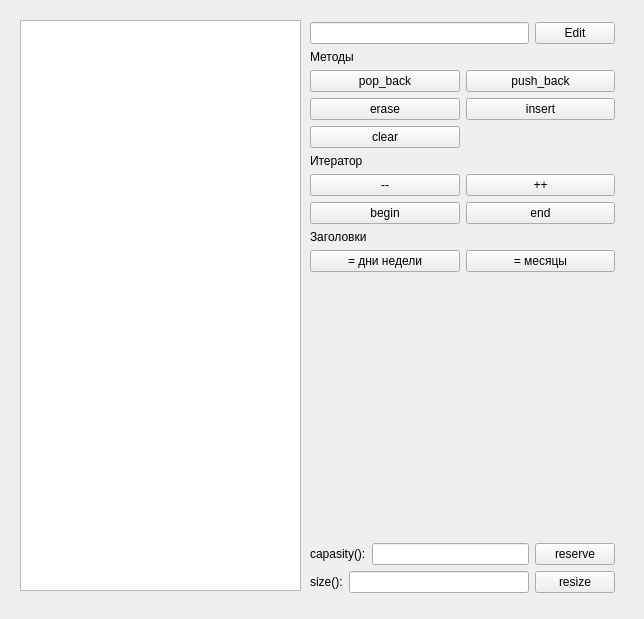
gitVictors/green, file sprint4/Tems20_25lesson7_10/vector-emulator-04/submission/mainwindow.ui: the form before one commit.
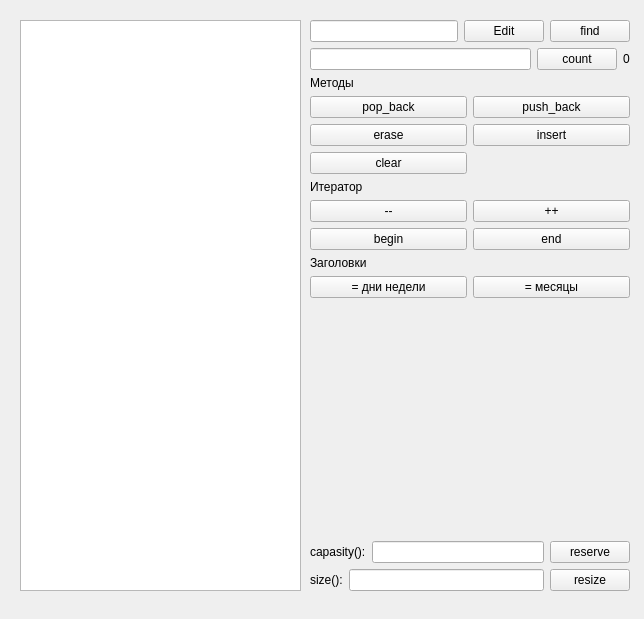
The form after the commit.

Commit message: посик по вектору в gui

The edit to the form file:
```diff
--- a/sprint4/Tems20_25lesson7_10/vector-emulator-04/submission/mainwindow.ui
+++ b/sprint4/Tems20_25lesson7_10/vector-emulator-04/submission/mainwindow.ui
@@ -28,118 +28,148 @@
     <property name="geometry">
      <rect>
       <x>310</x>
-      <y>22</y>
-      <width>305</width>
+      <y>20</y>
+      <width>320</width>
       <height>571</height>
      </rect>
     </property>
     <layout class="QGridLayout" name="gridLayout_3">
-     <item row="0" column="0" colspan="4">
-      <layout class="QGridLayout" name="gridLayout_2">
-       <item row="0" column="1">
+     <item row="0" column="0">
+      <layout class="QGridLayout" name="gridLayout">
+       <item row="7" column="0">
+        <widget class="QPushButton" name="minus_minus">
+         <property name="text">
+          <string>--</string>
+         </property>
+        </widget>
+       </item>
+       <item row="5" column="0">
+        <widget class="QPushButton" name="clear">
+         <property name="text">
+          <string>clear</string>
+         </property>
+        </widget>
+       </item>
+       <item row="0" column="0" colspan="2">
+        <layout class="QHBoxLayout" name="horizontalLayout_2">
+         <item>
+          <widget class="QLineEdit" name="txt_elem_content"/>
+         </item>
+         <item>
         <widget class="QPushButton" name="Button_Edit">
          <property name="text">
           <string>Edit</string>
          </property>
         </widget>
        </item>
-       <item row="0" column="0">
-        <widget class="QLineEdit" name="txt_elem_content"/>
+         <item>
+          <widget class="QPushButton" name="pushButton">
+           <property name="text">
+            <string>find</string>
+           </property>
+          </widget>
+         </item>
+        </layout>
+       </item>
+       <item row="10" column="0">
+        <widget class="QPushButton" name="days">
+         <property name="text">
+          <string>= дни недели</string>
+         </property>
+        </widget>
+       </item>
+       <item row="6" column="0">
+        <widget class="QLabel" name="label_4">
+         <property name="text">
+          <string>Итератор</string>
+         </property>
+        </widget>
+       </item>
+       <item row="9" column="0">
+        <widget class="QLabel" name="label_2">
+         <property name="text">
+          <string>Заголовки</string>
+         </property>
+        </widget>
        </item>
        <item row="1" column="0" colspan="2">
-        <layout class="QGridLayout" name="gridLayout">
-         <item row="0" column="0">
-          <widget class="QLabel" name="label">
+        <layout class="QHBoxLayout" name="horizontalLayout">
+         <item>
+          <widget class="QLineEdit" name="txt_elem_count"/>
+         </item>
+         <item>
+          <widget class="QPushButton" name="count">
            <property name="text">
-            <string>Методы</string>
+            <string>count</string>
            </property>
           </widget>
          </item>
-         <item row="1" column="0">
+         <item>
+          <widget class="QLabel" name="lbl_count">
+           <property name="text">
+            <string>0</string>
+           </property>
+          </widget>
+         </item>
+        </layout>
+       </item>
+       <item row="3" column="0">
           <widget class="QPushButton" name="pop_back">
            <property name="text">
             <string>pop_back</string>
            </property>
           </widget>
          </item>
-         <item row="1" column="1">
+       <item row="8" column="0">
+        <widget class="QPushButton" name="begin">
+         <property name="text">
+          <string>begin</string>
+         </property>
+        </widget>
+       </item>
+       <item row="3" column="1">
           <widget class="QPushButton" name="push_back">
            <property name="text">
             <string>push_back</string>
            </property>
           </widget>
          </item>
-         <item row="2" column="0">
-          <widget class="QPushButton" name="erase">
-           <property name="text">
-            <string>erase</string>
-           </property>
-          </widget>
-         </item>
-         <item row="2" column="1">
+       <item row="4" column="1">
           <widget class="QPushButton" name="insert">
            <property name="text">
             <string>insert</string>
            </property>
           </widget>
          </item>
-         <item row="3" column="0">
-          <widget class="QPushButton" name="clear">
-           <property name="text">
-            <string>clear</string>
-           </property>
-          </widget>
-         </item>
-         <item row="4" column="0">
-          <widget class="QLabel" name="label_4">
-           <property name="text">
-            <string>Итератор</string>
-           </property>
-          </widget>
-         </item>
-         <item row="5" column="0">
-          <widget class="QPushButton" name="minus_minus">
-           <property name="text">
-            <string>--</string>
-           </property>
-          </widget>
-         </item>
-         <item row="5" column="1">
-          <widget class="QPushButton" name="plus_plus">
-           <property name="text">
-            <string>++</string>
-           </property>
-          </widget>
-         </item>
-         <item row="6" column="0">
-          <widget class="QPushButton" name="begin">
-           <property name="text">
-            <string>begin</string>
-           </property>
-          </widget>
-         </item>
-         <item row="6" column="1">
+       <item row="8" column="1">
           <widget class="QPushButton" name="end">
            <property name="text">
             <string>end</string>
            </property>
           </widget>
          </item>
-         <item row="7" column="0">
-          <widget class="QLabel" name="label_2">
+       <item row="2" column="0">
+        <widget class="QLabel" name="label">
            <property name="text">
-            <string>Заголовки</string>
+          <string>Методы</string>
            </property>
           </widget>
          </item>
-         <item row="8" column="0">
-          <widget class="QPushButton" name="days">
+       <item row="7" column="1">
+        <widget class="QPushButton" name="plus_plus">
            <property name="text">
-            <string>= дни недели</string>
+          <string>++</string>
            </property>
           </widget>
          </item>
-         <item row="8" column="1">
+       <item row="4" column="0">
+        <widget class="QPushButton" name="erase">
+         <property name="text">
+          <string>erase</string>
+         </property>
+        </widget>
+       </item>
+       <item row="10" column="1">
           <widget class="QPushButton" name="month">
            <property name="text">
             <string>= месяцы</string>
@@ -148,32 +178,34 @@
          </item>
         </layout>
        </item>
-      </layout>
-     </item>
-     <item row="1" column="2">
+     <item row="1" column="0">
       <spacer name="verticalSpacer">
        <property name="orientation">
         <enum>Qt::Vertical</enum>
        </property>
        <property name="sizeHint" stdset="0">
         <size>
-         <width>20</width>
-         <height>40</height>
+         <width>258</width>
+         <height>158</height>
         </size>
        </property>
       </spacer>
      </item>
-     <item row="2" column="0" colspan="2">
+     <item row="2" column="0">
+      <layout class="QGridLayout" name="gridLayout_2">
+       <item row="0" column="0">
+        <layout class="QHBoxLayout" name="horizontalLayout_3">
+         <item>
       <widget class="QLabel" name="label_5">
        <property name="text">
         <string>capasity():</string>
        </property>
       </widget>
      </item>
-     <item row="2" column="2">
+         <item>
       <widget class="QLineEdit" name="txt_capacity"/>
      </item>
-     <item row="2" column="3">
+         <item>
       <widget class="QPushButton" name="btn_reserve">
        <property name="focusPolicy">
         <enum>Qt::TabFocus</enum>
@@ -183,17 +215,21 @@
        </property>
       </widget>
      </item>
-     <item row="3" column="0">
+        </layout>
+       </item>
+       <item row="1" column="0">
+        <layout class="QHBoxLayout" name="horizontalLayout_4">
+         <item>
       <widget class="QLabel" name="label_3">
        <property name="text">
         <string>size():</string>
        </property>
       </widget>
      </item>
-     <item row="3" column="1" colspan="2">
+         <item>
       <widget class="QLineEdit" name="txt_size"/>
      </item>
-     <item row="3" column="3">
+         <item>
       <widget class="QPushButton" name="btn_resize">
        <property name="focusPolicy">
         <enum>Qt::TabFocus</enum>
@@ -202,6 +238,10 @@
         <string>resize</string>
        </property>
       </widget>
+         </item>
+        </layout>
+       </item>
+      </layout>
      </item>
     </layout>
    </widget>
```
Lines whose indentation alone changed are shown as unchanged. The commit also changes 2 other files.
